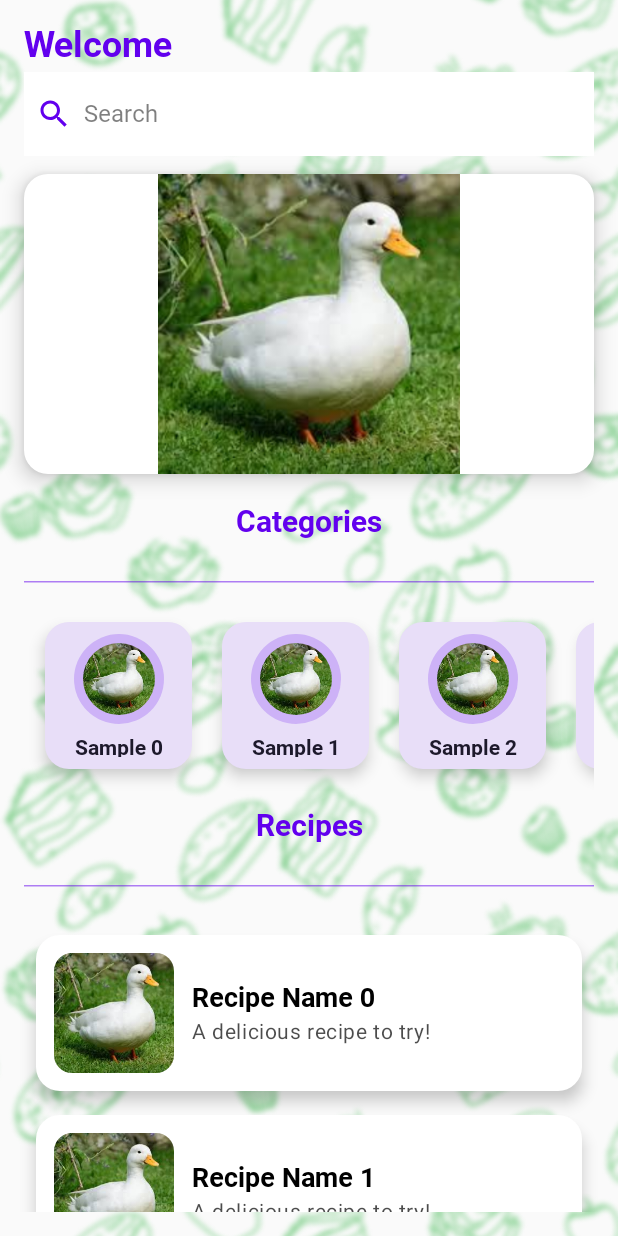
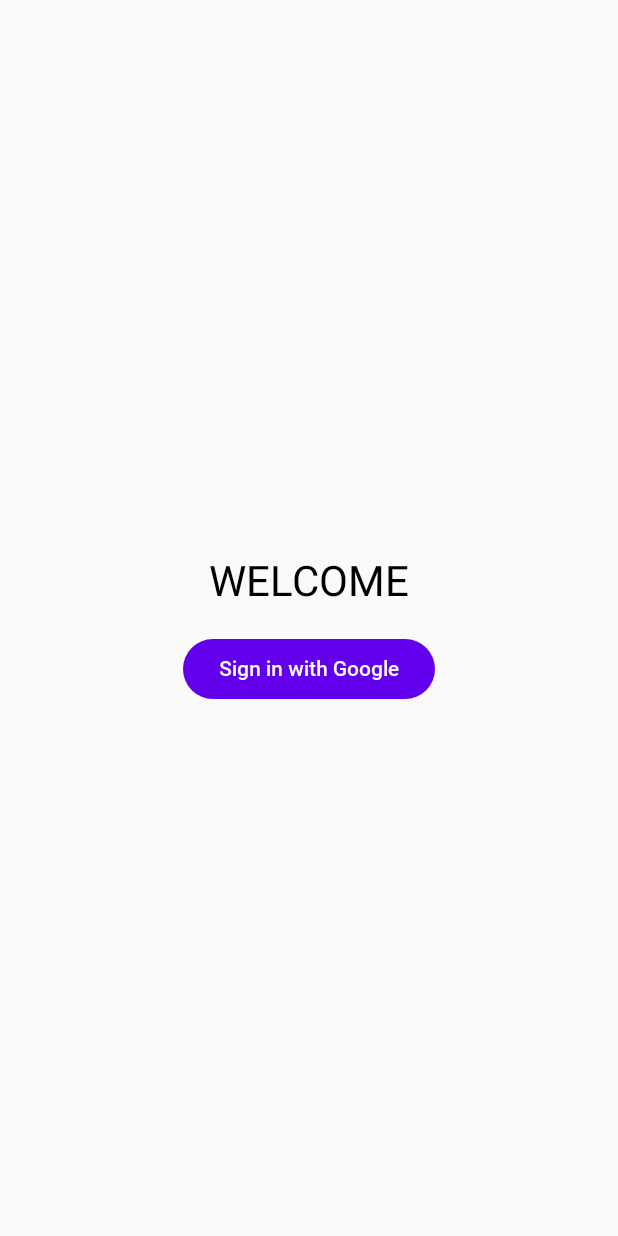
Before and after one commit to Defined0101/mobile, an Android app built with Jetpack Compose: the screen it shows after launch (MainActivity), on a phone screen of 412 x 824 dp. Run offline under Robolectric (Android 15) with nearby library versions, the phone set to English and light mode, and no system bars; our stand-ins replace Firebase (no records; nobody signed in at launch, a user with empty details on screens opened directly).

Commit message:
feat: Login Page is added [FRS-71]

```diff
--- a/app/build.gradle.kts
+++ b/app/build.gradle.kts
@@ -62,7 +62,8 @@
     implementation(libs.androidx.navigation.dynamic.features.fragment) // Dynamic features support for fragment-based navigation
 
     // Support and Compatibility Dependency
-    implementation(libs.androidx.appcompat) // Compatibility library for legacy APIs and devices
+    implementation(libs.androidx.appcompat)
+    implementation(libs.firebase.firestore.ktx) // Compatibility library for legacy APIs and devices
 
     // Testing Dependencies
     testImplementation(libs.junit) // JUnit testing framework for unit tests
--- a/app/src/main/java/com/defined/mobile/MainActivity.kt
+++ b/app/src/main/java/com/defined/mobile/MainActivity.kt
@@ -4,16 +4,59 @@
 import androidx.activity.ComponentActivity
 import androidx.activity.compose.setContent
 import androidx.compose.foundation.isSystemInDarkTheme
+import androidx.compose.runtime.Composable
+import androidx.compose.runtime.remember
+import androidx.lifecycle.viewmodel.compose.viewModel
+import androidx.navigation.NavHostController
+import androidx.navigation.compose.NavHost
+import androidx.navigation.compose.composable
+import androidx.navigation.compose.rememberNavController
+import com.defined.mobile.ui.LoginPage
+import com.defined.mobile.ui.LoginViewModel
+import com.defined.mobile.ui.MainScreen
 import com.defined.mobile.ui.theme.MobileTheme
-import com.defined.mobile.ui.MainScreen
+import com.google.firebase.auth.FirebaseAuth
+
+//TODO: Everytime the app restarts, users needs to login. Another system should be implemented.
 
 class MainActivity : ComponentActivity() {
     override fun onCreate(savedInstanceState: Bundle?) {
         super.onCreate(savedInstanceState)
+
+        // Force logout on app start
+        FirebaseAuth.getInstance().signOut()
+
         setContent {
             MobileTheme(darkTheme = isSystemInDarkTheme()) {
-                MainScreen()
+                val navController = rememberNavController()
+                AppNavigation(navController = navController)
             }
         }
     }
 }
+
+
+@Composable
+fun AppNavigation(navController: NavHostController) {
+    NavHost(
+        navController = navController,
+        startDestination = "login" // Always start with login
+    ) {
+        composable("login") {
+            val viewModel: LoginViewModel = viewModel()
+            LoginPage(
+                viewModel = viewModel,
+                onSignInClick = { user ->
+                    if (user != null) {
+                        navController.navigate("main") {
+                            popUpTo("login") { inclusive = true } // Remove login page from back stack
+                        }
+                    }
+                }
+            )
+        }
+        composable("main") {
+            MainScreen()
+        }
+    }
+}
--- /dev/null
+++ b/app/src/main/java/com/defined/mobile/ui/LoginPage.kt
@@ -0,0 +1,69 @@
+package com.defined.mobile.ui
+
+import android.util.Log
+import androidx.activity.compose.rememberLauncherForActivityResult
+import androidx.activity.result.contract.ActivityResultContracts
+import androidx.compose.foundation.layout.*
+import androidx.compose.material3.Button
+import androidx.compose.material3.MaterialTheme
+import androidx.compose.material3.Text
+import androidx.compose.runtime.Composable
+import androidx.compose.runtime.remember
+import androidx.compose.ui.Alignment
+import androidx.compose.ui.Modifier
+import androidx.compose.ui.unit.dp
+// Required imports for Google Sign-In and Firebase Authentication
+import com.google.android.gms.auth.api.signin.GoogleSignIn
+import com.google.firebase.auth.FirebaseAuth
+import com.google.firebase.auth.GoogleAuthProvider
+// Import the custom ViewModel for Login
+import com.defined.mobile.ui.LoginViewModel
+import com.google.firebase.auth.FirebaseUser
+
+@Composable
+fun LoginPage(
+    viewModel: LoginViewModel,
+    onSignInClick: (FirebaseUser?) -> Unit
+) {
+    val googleSignInClient = remember { viewModel.getGoogleSignInClient() }
+    val launcher = rememberLauncherForActivityResult(
+        contract = ActivityResultContracts.StartActivityForResult()
+    ) { result ->
+        val task = GoogleSignIn.getSignedInAccountFromIntent(result.data)
+        try {
+            val account = task.getResult(Exception::class.java)
+            val credential = GoogleAuthProvider.getCredential(account?.idToken, null)
+            FirebaseAuth.getInstance().signInWithCredential(credential)
+                .addOnCompleteListener { authResult ->
+                    if (authResult.isSuccessful) {
+                        val user = FirebaseAuth.getInstance().currentUser
+                        onSignInClick(user) // Notify about successful login
+                    } else {
+                        onSignInClick(null) // Notify about login failure
+                    }
+                }
+        } catch (e: Exception) {
+            onSignInClick(null) // Notify about login failure
+        }
+    }
+
+    Column(
+        modifier = Modifier
+            .fillMaxSize()
+            .padding(16.dp),
+        verticalArrangement = Arrangement.Center,
+        horizontalAlignment = Alignment.CenterHorizontally
+    ) {
+        Text(
+            text = "WELCOME",
+            style = MaterialTheme.typography.headlineMedium,
+            modifier = Modifier.padding(16.dp)
+        )
+        Button(onClick = {
+            val signInIntent = googleSignInClient.signInIntent
+            launcher.launch(signInIntent)
+        }) {
+            Text(text = "Sign in with Google")
+        }
+    }
+}
--- /dev/null
+++ b/app/src/main/java/com/defined/mobile/ui/LoginViewModel.kt
@@ -0,0 +1,22 @@
+package com.defined.mobile.ui
+
+import android.annotation.SuppressLint
+import android.app.Application
+import androidx.lifecycle.AndroidViewModel
+import com.defined.mobile.R
+import com.google.android.gms.auth.api.signin.GoogleSignIn
+import com.google.android.gms.auth.api.signin.GoogleSignInClient
+import com.google.android.gms.auth.api.signin.GoogleSignInOptions
+
+class LoginViewModel(application: Application) : AndroidViewModel(application) {
+    @SuppressLint("StaticFieldLeak")
+    private val context = application.applicationContext
+
+    fun getGoogleSignInClient(): GoogleSignInClient {
+        val gso = GoogleSignInOptions.Builder(GoogleSignInOptions.DEFAULT_SIGN_IN)
+            .requestIdToken(context.getString(R.string.default_web_client_id))
+            .requestEmail()
+            .build()
+        return GoogleSignIn.getClient(context, gso)
+    }
+}
--- a/app/src/main/res/values/strings.xml
+++ b/app/src/main/res/values/strings.xml
@@ -1,3 +1,4 @@
 <resources>
     <string name="app_name">mobile</string>
+    <string name="default_web_client_id">585763018257-mf7kp59osggecro02tl9rp9googe31j6.apps.googleusercontent.com</string>
 </resources>
--- a/gradle/libs.versions.toml
+++ b/gradle/libs.versions.toml
@@ -12,6 +12,7 @@
 appcompat = "1.7.0"
 navigationCompose = "2.8.3"
 playServicesAuth = "21.2.0"
+firebaseFirestoreKtx = "25.1.1"
 
 [libraries]
 androidx-core-ktx = { group = "androidx.core", name = "core-ktx", version.ref = "coreKtx" }
@@ -37,6 +38,7 @@
 androidx-material3 = { group = "androidx.compose.material3", name = "material3" }
 androidx-appcompat = { group = "androidx.appcompat", name = "appcompat", version.ref = "appcompat" }
 play-services-auth = { module = "com.google.android.gms:play-services-auth", version.ref = "playServicesAuth" }
+firebase-firestore-ktx = { group = "com.google.firebase", name = "firebase-firestore-ktx", version.ref = "firebaseFirestoreKtx" }
 
 [plugins]
 android-application = { id = "com.android.application", version.ref = "agp" }
```
Also changed, not shown: 1 other file.
